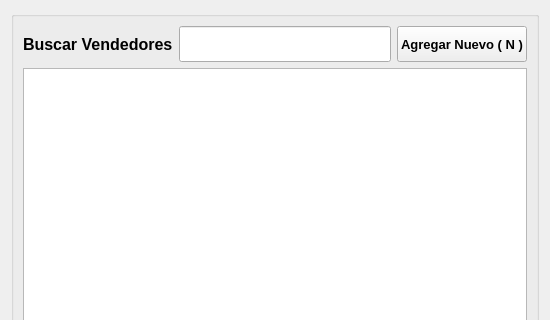
This is ui/listavendedores.ui in OesteDEV/TPV as Qt 5 draws it before an edit; both pictures show x 0 to 550 and y 0 to 320 of the 550 by 550 pixel window. The edited form follows.
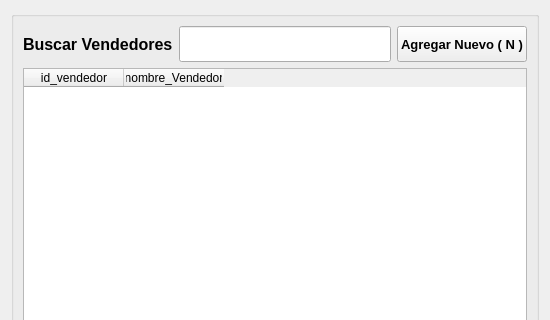
This is the edited form. Icons and pictures are not drawn.

```diff
--- a/ui/listavendedores.ui
+++ b/ui/listavendedores.ui
@@ -39,9 +39,6 @@
       <string/>
      </property>
      <layout class="QGridLayout" name="gridLayout_2" rowstretch="0,0,0">
-      <item row="2" column="0" colspan="3">
-       <widget class="QTableView" name="tableView"/>
-      </item>
       <item row="0" column="1" rowspan="2">
        <widget class="QLineEdit" name="lineEdit">
         <property name="sizePolicy">
@@ -111,6 +108,20 @@
         </property>
        </widget>
       </item>
+      <item row="2" column="0" colspan="3">
+       <widget class="QTableWidget" name="tableWidget">
+        <column>
+         <property name="text">
+          <string notr="true">id_vendedor</string>
+         </property>
+        </column>
+        <column>
+         <property name="text">
+          <string>nombre_Vendedor</string>
+         </property>
+        </column>
+       </widget>
+      </item>
      </layout>
     </widget>
    </item>
```
